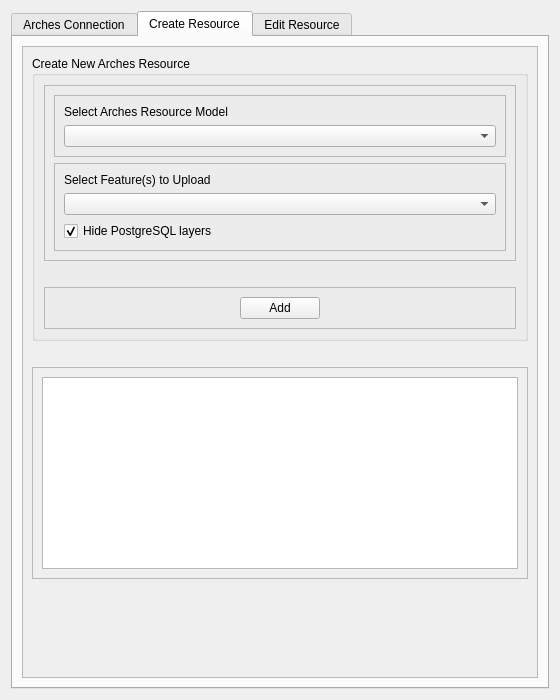
The window that arches_project_dialog_base.ui (k-int/arches-qgis-plugin) describes before a commit, drawn with Qt 5.
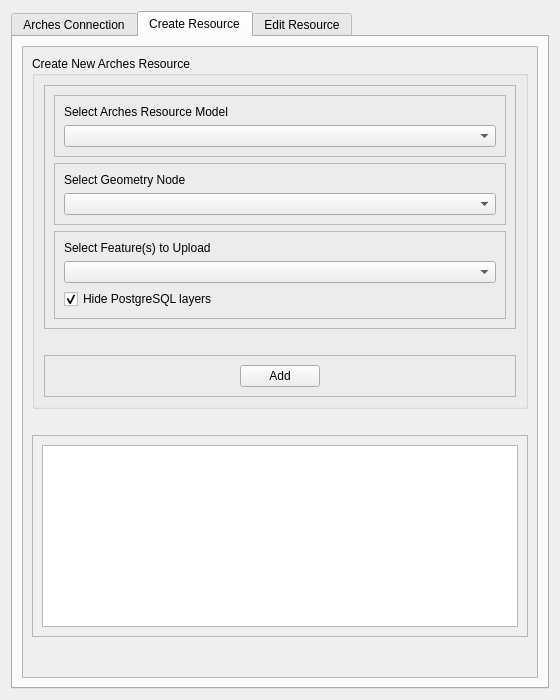
The same window after the commit. The open tabs and pages were chosen to show the change. Icons and pictures are not drawn.

Commit message: Support for multiple geometry nodes

Diff of the .ui file:
```diff
--- a/arches_project_dialog_base.ui
+++ b/arches_project_dialog_base.ui
@@ -26,6 +26,11 @@
   <layout class="QVBoxLayout" name="verticalLayout_15">
    <item>
     <widget class="QTabWidget" name="tabWidget">
+     <property name="font">
+      <font>
+       <bold>false</bold>
+      </font>
+     </property>
      <property name="currentIndex">
       <number>0</number>
      </property>
@@ -306,6 +311,31 @@
                    </layout>
                   </widget>
                  </item>
+                 <item>
+                  <widget class="QFrame" name="geometryNodeSelectFrame">
+                   <property name="enabled">
+                    <bool>true</bool>
+                   </property>
+                   <property name="frameShape">
+                    <enum>QFrame::StyledPanel</enum>
+                   </property>
+                   <property name="frameShadow">
+                    <enum>QFrame::Raised</enum>
+                   </property>
+                   <layout class="QVBoxLayout" name="verticalLayout_18">
+                    <item>
+                     <widget class="QLabel" name="selectGeomNodeLabel">
+                      <property name="text">
+                       <string>Select Geometry Node</string>
+                      </property>
+                     </widget>
+                    </item>
+                    <item>
+                     <widget class="QComboBox" name="geometryNodeSelect"/>
+                    </item>
+                   </layout>
+                  </widget>
+                 </item>
                  <item>
                   <widget class="QFrame" name="frame_10">
                    <property name="frameShape">
```
Left out of the diff: 23 changed lines with no effect on the pictures. The commit also changes 1 other file.
